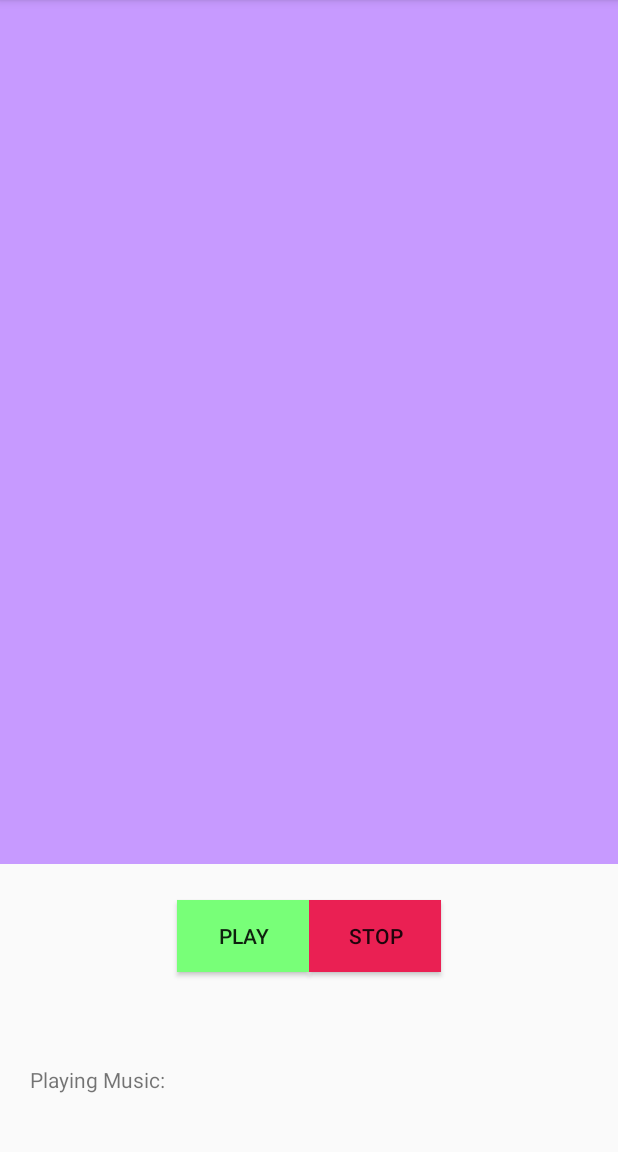
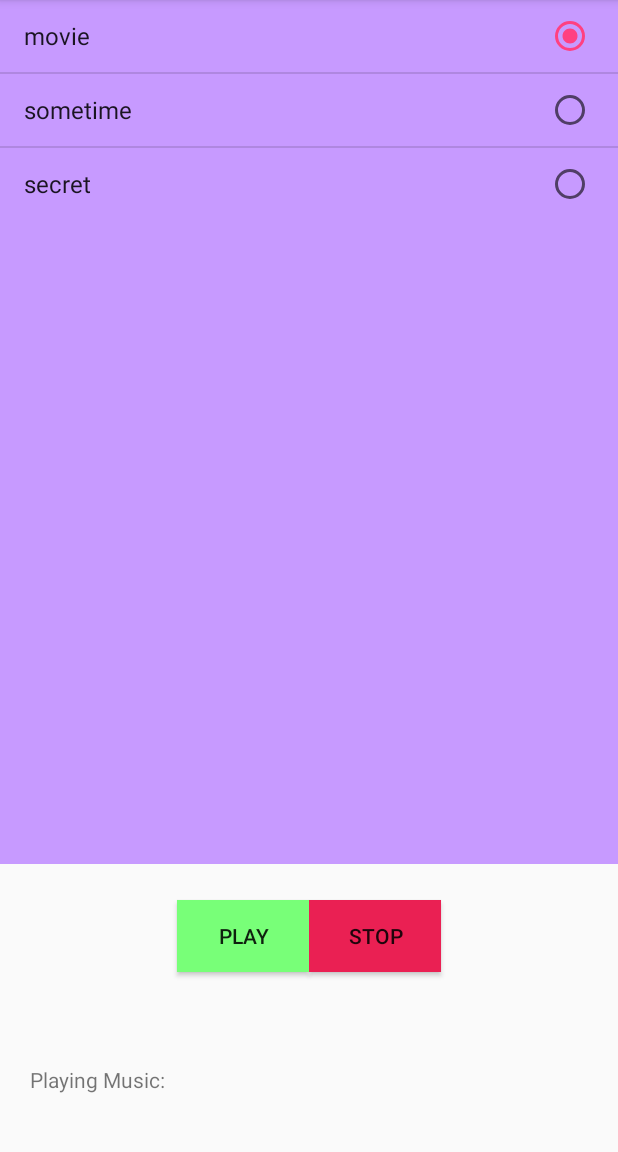
Before and after one commit to StarryPurp/MusicPlaylists, an Android app: the screen it shows after launch (MainActivity), on a phone screen of 412 x 824 dp, the part 84-1236 px from its top. Run offline under Robolectric (Android 15) with nearby library versions, the phone set to English and light mode, and no system bars.

Commit message:
#3 Music Array set

```diff
--- a/app/src/main/java/bstar128/example/hansung/musicplaylists/MainActivity.java
+++ b/app/src/main/java/bstar128/example/hansung/musicplaylists/MainActivity.java
@@ -2,12 +2,31 @@ package bstar128.example.hansung.musicplaylists;
 
 import android.support.v7.app.AppCompatActivity;
 import android.os.Bundle;
+import android.widget.ArrayAdapter;
+import android.widget.Button;
+import android.widget.ListView;
+import android.widget.ProgressBar;
+import android.widget.TextView;
 
 public class MainActivity extends AppCompatActivity {
+    ListView listV;
+    Button butPaly,butStop;
+    TextView textMusic;
+    ProgressBar progress;
+    String[] musicArray={"movie","sometime","secret"};
 
     @Override
     protected void onCreate(Bundle savedInstanceState) {
         super.onCreate(savedInstanceState);
         setContentView(R.layout.activity_main);
+        listV=(ListView)findViewById(R.id.list_music);
+        butPaly=(Button)findViewById(R.id.but_play);
+        butStop=(Button)findViewById(R.id.but_stop);
+        textMusic=(TextView)findViewById(R.id.text_music);
+        progress=(ProgressBar)findViewById(R.id.prograss_ing);
+        ArrayAdapter<String> adapter=new ArrayAdapter<String>(this,android.R.layout.simple_list_item_single_choice,musicArray);
+        listV.setAdapter(adapter);
+        listV.setChoiceMode(ListView.CHOICE_MODE_SINGLE);
+        listV.setItemChecked(0,true);
     }
 }
```
